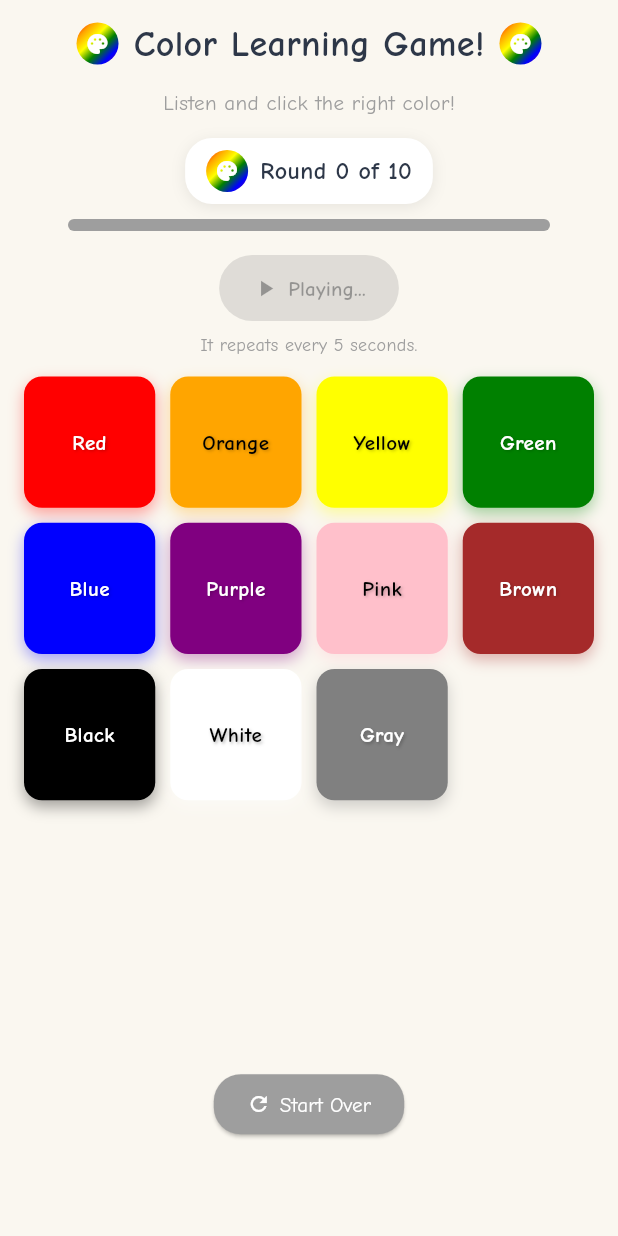
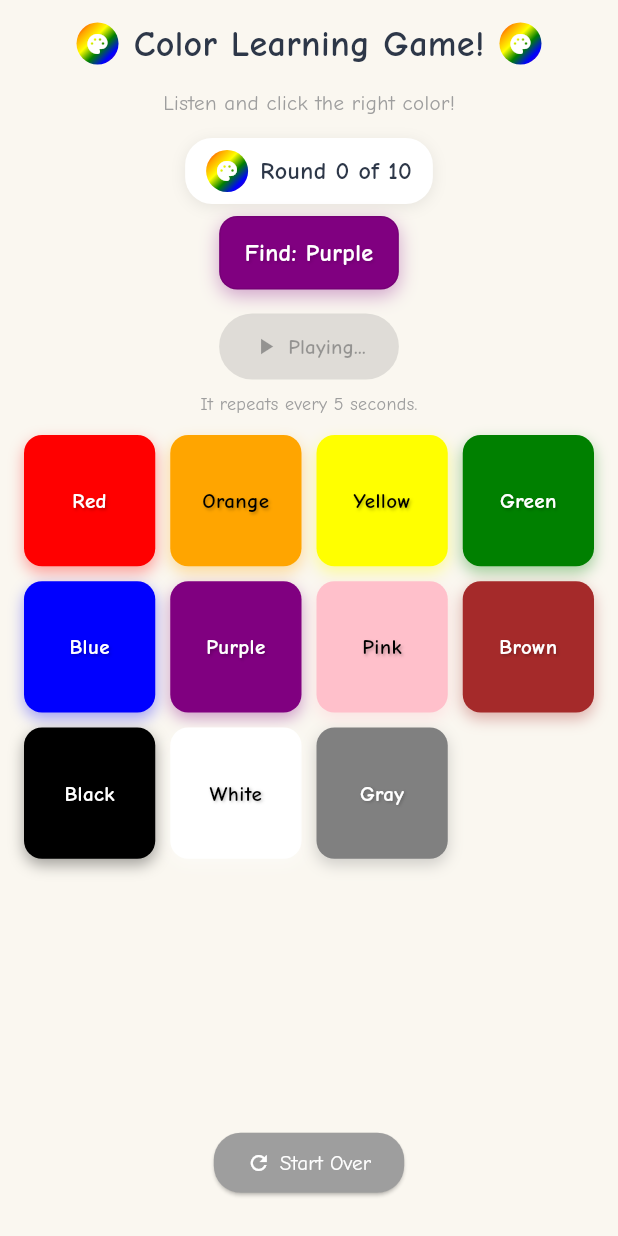
Before and after one commit to aiocrafters/Flutter-Color-Game, a Flutter app: the screen it shows after launch, after a tap on "Start", on a phone screen of 412 x 824 dp. Run offline on Flutter 3.47's test engine with Material 3 defaults, Android fonts, the phone set to English and light mode, and no system bars; our stand-ins replace confetti, flutter_tts.

Commit message:
rectangular “Target Color” label appears above the Start/Repeat button

```diff
--- a/lib/game.dart
+++ b/lib/game.dart
@@ -26,7 +26,7 @@ class _ColorGameScreenState extends State<ColorGameScreen>
   late Animation<double> buttonAnimation;
 
   int currentRound = 1;
-  String targetColor = '';
+  String targetColor = ''; // name
   String? lastTarget;
   bool gameStarted = false;
   bool showPopup = false;
@@ -35,6 +35,19 @@ class _ColorGameScreenState extends State<ColorGameScreen>
 
   // Display "Round 0 of 10" initially, without changing logic.
   int get displayRound => (currentRound - 1).clamp(0, 10);
+
+  // Helper: lookup Color by name from colors list.
+  Color? get targetColorValue {
+    if (targetColor.isEmpty) return null;
+    final match = colors.firstWhere(
+      (c) => c['name'] == targetColor,
+      orElse: () => {},
+    );
+    if (match is Map && match.containsKey('color')) {
+      return match['color'] as Color;
+    }
+    return null;
+  }
 
   @override
   void initState() {
@@ -80,14 +93,16 @@ class _ColorGameScreenState extends State<ColorGameScreen>
       do {
         next = colors[rnd.nextInt(colors.length)]['name'];
       } while (next == lastTarget && colors.length > 1);
-      targetColor = next;
-      lastTarget = next;
+      final newColor = next;
 
       if (!mounted) return;
       setState(() {
+        targetColor = newColor; // update name
+        lastTarget = newColor;
         gameStarted = true;
         isPlaying = true;
       });
+
       startColorAudio();
     } else {
       showGameComplete();
@@ -282,14 +297,61 @@ class _ColorGameScreenState extends State<ColorGameScreen>
     );
   }
 
+  // Rectangular label showing the current target color and its name.
+  Widget buildTargetColorLabel() {
+    if (!gameStarted || targetColor.isEmpty) {
+      return const SizedBox.shrink();
+    }
+
+    final Color? swatch = targetColorValue ?? Colors.transparent;
+    final brightness = swatch == null
+        ? Brightness.light
+        : ThemeData.estimateBrightnessForColor(swatch);
+    final textColor = brightness == Brightness.light
+        ? Colors.black
+        : Colors.white;
+
+    return Container(
+      margin: const EdgeInsets.only(top: 8, bottom: 8),
+      padding: const EdgeInsets.symmetric(horizontal: 16, vertical: 12),
+      decoration: BoxDecoration(
+        color: swatch,
+        borderRadius: BorderRadius.circular(12),
+        boxShadow: [
+          BoxShadow(
+            color: (swatch ?? Colors.black).withOpacity(0.35),
+            blurRadius: 10,
+            offset: const Offset(0, 4),
+          ),
+        ],
+        border: Border.all(color: Colors.black.withOpacity(0.08), width: 1),
+      ),
+      child: Text(
+        'Find: $targetColor',
+        style: TextStyle(
+          fontSize: 16,
+          fontWeight: FontWeight.w700,
+          color: textColor,
+          fontFamily: 'Comic Neue',
+          shadows: [
+            Shadow(
+              color: Colors.black.withOpacity(0.15),
+              blurRadius: 2,
+              offset: const Offset(1, 1),
+            ),
+          ],
+        ),
+        textAlign: TextAlign.center,
+      ),
+    );
+  }
+
   // Adaptive grid: uses all colors from color.dart and adjusts columns by width.
   Widget buildColorGrid(BoxConstraints constraints) {
     final width = constraints.maxWidth;
     const spacing = 10.0;
     const horizontalPadding = 16.0;
 
-    // Decide columns by available width for a comfortable tile size.
-    // Rough target tile width ≈ 80–100px.
     int crossAxisCount;
     if (width >= 700) {
       crossAxisCount = 7;
@@ -300,15 +362,12 @@ class _ColorGameScreenState extends State<ColorGameScreen>
     } else if (width >= 380) {
       crossAxisCount = 4;
     } else {
-      crossAxisCount = 3; // very small screens
+      crossAxisCount = 3;
     }
 
-    // Compute tile width considering padding and spacing.
     final usableWidth =
         width - (horizontalPadding * 2) - (spacing * (crossAxisCount - 1));
     final tileWidth = usableWidth / crossAxisCount;
-
-    // Set a compact height based on width, with min/max bounds.
     final tileHeight = tileWidth.clamp(64.0, 100.0);
 
     return IgnorePointer(
@@ -485,24 +544,6 @@ class _ColorGameScreenState extends State<ColorGameScreen>
       textAlign: TextAlign.center,
     );
 
-    final startOverButton = ElevatedButton(
-      onPressed: resetGame,
-      style: ElevatedButton.styleFrom(
-        backgroundColor: Colors.grey,
-        foregroundColor: Colors.white,
-        padding: const EdgeInsets.symmetric(horizontal: 22, vertical: 10),
-        shape: RoundedRectangleBorder(borderRadius: BorderRadius.circular(18)),
-      ),
-      child: Row(
-        mainAxisSize: MainAxisSize.min,
-        children: const [
-          Icon(Icons.refresh, size: 16),
-          SizedBox(width: 6),
-          Text('Start Over', style: TextStyle(fontSize: 14)),
-        ],
-      ),
-    );
-
     final content = LayoutBuilder(
       builder: (context, constraints) {
         final body = Column(
@@ -512,23 +553,40 @@ class _ColorGameScreenState extends State<ColorGameScreen>
             subtitle,
             const SizedBox(height: sectionGap),
             roundChip,
-            const SizedBox(height: 10),
-            buildProgressBar(),
-            const SizedBox(height: sectionGap),
+            // New: Target color label rect above the Start/Repeat button
+            buildTargetColorLabel(),
+            const SizedBox(height: 6),
             playButton,
             const SizedBox(height: 6),
             hint,
             const SizedBox(height: 12),
-            // Full adaptive grid using every color from lib/color.dart
-            SizedBox(
-              // Constrain height so grid area becomes scrollable if needed
-              height: height * 0.55,
-              child: buildColorGrid(constraints),
-            ),
+            // Grid area (scrollable as colors grow)
+            SizedBox(height: height * 0.55, child: buildColorGrid(constraints)),
             const SizedBox(height: 8),
             Padding(
               padding: const EdgeInsets.only(bottom: 8),
-              child: startOverButton,
+              child: ElevatedButton(
+                onPressed: resetGame,
+                style: ElevatedButton.styleFrom(
+                  backgroundColor: Colors.grey,
+                  foregroundColor: Colors.white,
+                  padding: const EdgeInsets.symmetric(
+                    horizontal: 22,
+                    vertical: 10,
+                  ),
+                  shape: RoundedRectangleBorder(
+                    borderRadius: BorderRadius.circular(18),
+                  ),
+                ),
+                child: Row(
+                  mainAxisSize: MainAxisSize.min,
+                  children: const [
+                    Icon(Icons.refresh, size: 16),
+                    SizedBox(width: 6),
+                    Text('Start Over', style: TextStyle(fontSize: 14)),
+                  ],
+                ),
+              ),
             ),
           ],
         );
```
Also changed, not shown: 1 other file.
